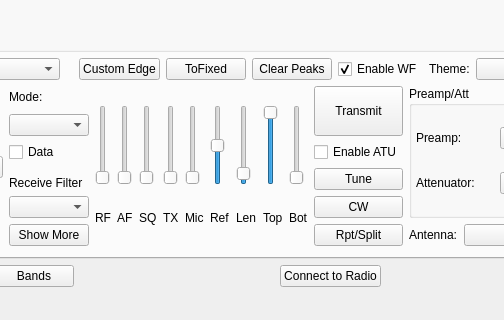
First picture: the form in wfmain.ui, repository adecarolis/wfweb, before the edit; both pictures show x 363 to 867 and y 340 to 660 of the 1042 by 660 pixel window.
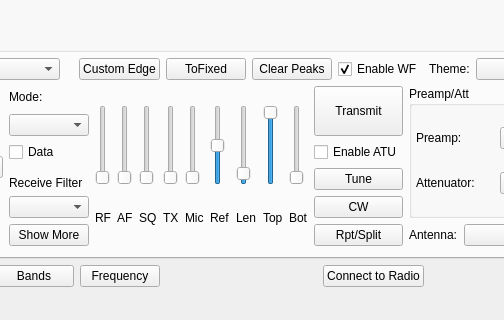
Second picture: the form after the edit. The open tabs and pages were chosen to show the change. Custom widgets are drawn as their Qt base class.

Commit message: Added frequency widget.

What changed in the file:
```diff
--- a/wfmain.ui
+++ b/wfmain.ui
@@ -4895,6 +4895,13 @@
         </property>
        </widget>
       </item>
+      <item>
+       <widget class="QPushButton" name="showFreqBtn">
+        <property name="text">
+         <string>Frequency</string>
+        </property>
+       </widget>
+      </item>
       <item>
        <spacer name="horizontalSpacer_32">
         <property name="orientation">
```
Left out of the diff: 2 changed lines with no effect on the pictures. The commit also changes 10 other files.
